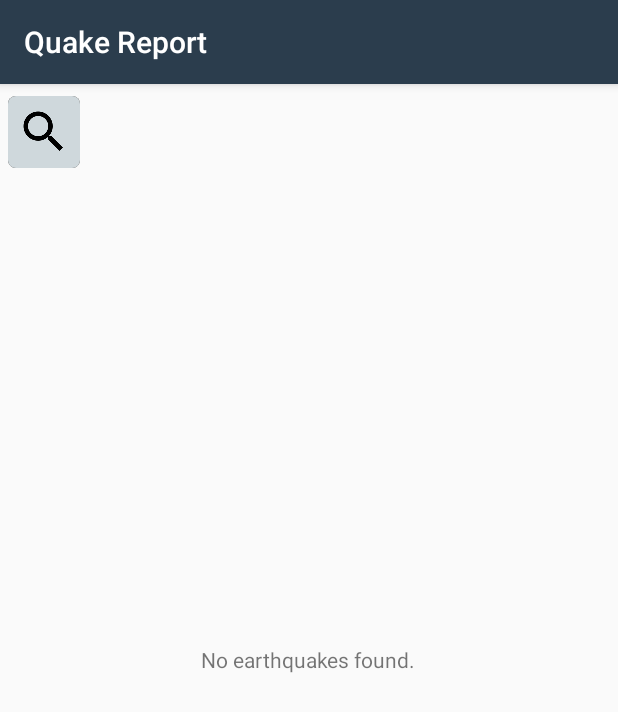
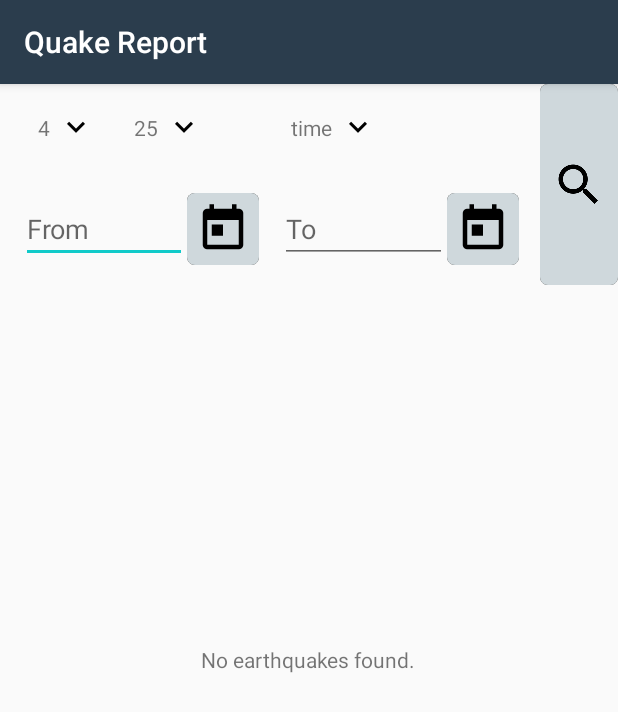
Before and after one commit to samhoffman848/udacity, an Android app: the screen it shows after launch (EarthquakeActivity), after a tap on "Search", on a phone screen of 412 x 824 dp. Shown: the top 712 px of the screen. Run offline under Robolectric (Android 15) with nearby library versions, the phone set to English and light mode, and no system bars.

Commit message:
update to allow user input for new searches

```diff
--- a/QuakeReport/app/src/main/java/com/example/android/quakereport/EarthquakeActivity.java
+++ b/QuakeReport/app/src/main/java/com/example/android/quakereport/EarthquakeActivity.java
@@ -27,16 +27,23 @@ import android.os.Bundle;
 import android.support.v7.app.AppCompatActivity;
 import android.view.View;
 import android.widget.AdapterView;
+import android.widget.ArrayAdapter;
 import android.widget.ListView;
 import android.widget.ProgressBar;
+import android.widget.Spinner;
 import android.widget.TextView;
 
 import java.util.ArrayList;
+import java.util.Arrays;
 import java.util.List;
 
 public class EarthquakeActivity extends AppCompatActivity implements LoaderCallbacks<List<QuakeItem>>{
     /** URL to query the USGS dataset for earthquake information */
-    private static final String USGS_REQUEST_URL = "https://earthquake.usgs.gov/fdsnws/event/1/query?format=geojson&eventtype=earthquake&orderby=time&minmag=3&limit=25";
+    private static final String USGS_BASE_REQUEST_URL = "https://earthquake.usgs.gov/fdsnws/event/1/query?format=geojson&eventtype=earthquake";
+
+    private String mOrderBy = "time";
+    private String mMinMag = "4";
+    private String mLimit = "25";
 
     public static final String LOG_TAG = EarthquakeActivity.class.getName();
 
@@ -44,12 +51,28 @@ public class EarthquakeActivity extends AppCompatActivity implements LoaderCallb
 
     private QuakeAdapter mAdapter;
     private TextView mEmptyListTextView;
-    ProgressBar mProgressBar;
+    private ProgressBar mProgressBar;
+    private Spinner mMagSpinner;
+    private Spinner mLimitSpinner;
+    private Spinner mOrderBySpinner;
 
     @Override
     protected void onCreate(Bundle savedInstanceState) {
         super.onCreate(savedInstanceState);
         setContentView(R.layout.earthquake_activity);
+
+        // Setup Spinners
+        mMagSpinner = (Spinner) findViewById(R.id.magSpinnerView);
+        String[] minMagList = new String[]{"0", "1", "2", "3", "4", "5", "6", "7", "8", "9"};
+        setupSpinnerAdapter(mMagSpinner, minMagList, mMinMag);
+
+        mLimitSpinner = (Spinner) findViewById(R.id.limitSpinnerView);
+        String[] limitList = new String[]{"10", "25", "50", "100"};
+        setupSpinnerAdapter(mLimitSpinner, limitList, mLimit);
+
+        mOrderBySpinner = (Spinner) findViewById(R.id.orderBySpinnerView);
+        String[] orderByList = new String[]{"time", "time-asc", "magnitude", "magnitude-asc"};
+        setupSpinnerAdapter(mOrderBySpinner, orderByList, mOrderBy);
 
         // Create a new {@link ArrayAdapter} of earthquakes
         mAdapter = new QuakeAdapter(this, new ArrayList<QuakeItem>());
@@ -84,8 +107,10 @@ public class EarthquakeActivity extends AppCompatActivity implements LoaderCallb
         boolean isConnected = activeNetwork != null && activeNetwork.isConnected();
 
         if (isConnected){
+            String url = formatUrl();
+
             Bundle bundle = new Bundle();
-            bundle.putString("url", USGS_REQUEST_URL);
+            bundle.putString("url", url);
 
             LoaderManager loaderManager = getLoaderManager();
             getLoaderManager().initLoader(EARTHQUAKE_LOADER_ID, bundle, this);
@@ -95,17 +120,43 @@ public class EarthquakeActivity extends AppCompatActivity implements LoaderCallb
         }
     }
 
+    private String formatUrl(){
+        String newUrl = USGS_BASE_REQUEST_URL;
+
+        newUrl += "&orderby=" + mOrderBy;
+        newUrl += "&minmag=" + mMinMag;
+        newUrl += "&limit=" + mLimit;
+
+        return newUrl;
+    }
+
+    private void setupSpinnerAdapter(Spinner spinner, String[] listItems, String defaultVal){
+        ArrayAdapter<String> spinnerArrayAdapter = new ArrayAdapter<String>(
+                this, R.layout.spinner_item_arrow, R.id.text_item, listItems
+        );
+        spinnerArrayAdapter.setDropDownViewResource(R.layout.spinner_item);
+        spinner.setAdapter(spinnerArrayAdapter);
+        spinner.setSelection(Arrays.asList(listItems).indexOf(defaultVal));
+    }
+
     public void sendNewRequest(View view){
-        String testUrl = "https://earthquake.usgs.gov/fdsnws/event/1/query?format=geojson&eventtype=earthquake&orderby=time&minmag=2&limit=25";
+        mMinMag = mMagSpinner.getSelectedItem().toString();
+        mLimit = mLimitSpinner.getSelectedItem().toString();
+        mOrderBy = mOrderBySpinner.getSelectedItem().toString();
+
+        String url = formatUrl();
 
         Bundle bundle = new Bundle();
-        bundle.putString("url", testUrl);
+        bundle.putString("url", url);
 
         getLoaderManager().restartLoader(EARTHQUAKE_LOADER_ID, bundle, this);
     }
 
     @Override
     public Loader<List<QuakeItem>> onCreateLoader(int i, Bundle args) {
+        mAdapter.clear();
+        mProgressBar.setVisibility(View.VISIBLE);
+
         String url = args.getString("url");
 
         // Create a new loader for the given URL
--- a/QuakeReport/app/src/main/res/layout/earthquake_activity.xml
+++ b/QuakeReport/app/src/main/res/layout/earthquake_activity.xml
@@ -22,19 +22,94 @@
     <LinearLayout
         android:id="@+id/filtersLayout"
         android:layout_width="match_parent"
-        android:layout_height="64dp"
+        android:layout_height="134dp"
+        android:orientation="horizontal">
+
+        <LinearLayout
+            android:layout_width="0dp"
+            android:layout_height="match_parent"
+            android:layout_weight="1"
+            android:orientation="vertical">
+
+            <LinearLayout
+                android:layout_width="match_parent"
+                android:layout_height="0dp"
+                android:layout_weight="0.8"
                 android:orientation="horizontal"
-        android:padding="5dp">
+                android:padding="@dimen/item_padding">
+
+                <Spinner
+                    android:id="@+id/magSpinnerView"
+                    style="@style/spinnerStyle"/>
+
+                <Spinner
+                    android:id="@+id/limitSpinnerView"
+                    style="@style/spinnerStyle"/>
+
+                <Spinner
+                    android:id="@+id/orderBySpinnerView"
+                    style="@style/spinnerStyle"/>
+            </LinearLayout>
+
+            <LinearLayout
+                android:layout_width="fill_parent"
+                android:layout_height="0dp"
+                android:layout_weight="1"
+                android:orientation="horizontal"
+                android:paddingRight="@dimen/item_padding"
+                android:paddingLeft="@dimen/item_padding">
+
+                <EditText
+                    android:id="@+id/startDateInput"
+                    android:layout_width="0dp"
+                    android:layout_height="wrap_content"
+                    android:layout_weight="1"
+                    android:layout_gravity="center_vertical"
+                    android:hint="From"/>
 
                 <ImageButton
-            android:layout_width="48dp"
-            android:layout_height="48dp"
+                    android:id="@+id/startDateButton"
+                    android:layout_width="@dimen/search_item_height"
+                    android:layout_height="@dimen/search_item_height"
+                    android:layout_gravity="center_vertical"
+                    android:background="@drawable/button"
+                    android:padding="5dp"
+                    android:layout_marginRight="@dimen/item_padding"
+                    android:src="@drawable/ic_today"/>
+
+                <EditText
+                    android:id="@+id/toDateInput"
+                    android:layout_width="0dp"
+                    android:layout_height="wrap_content"
+                    android:layout_weight="1"
+                    android:layout_gravity="center_vertical"
+                    android:hint="To"/>
+
+                <ImageButton
+                    android:id="@+id/toDateButton"
+                    android:layout_width="@dimen/search_item_height"
+                    android:layout_height="@dimen/search_item_height"
+                    android:layout_gravity="center_vertical"
+                    android:background="@drawable/button"
+                    android:padding="5dp"
+                    android:src="@drawable/ic_today"/>
+            </LinearLayout>
+
+        </LinearLayout>
+
+        <LinearLayout
+            android:layout_width="wrap_content"
+            android:layout_height="match_parent"
+            android:gravity="right">
+            <ImageButton
+                android:layout_width="52dp"
+                android:layout_height="match_parent"
                 android:layout_gravity="center_vertical"
                 android:background="@drawable/button"
                 android:src="@drawable/ic_search"
                 android:contentDescription="@string/search"
                 android:onClick="sendNewRequest" />
-
+        </LinearLayout>
     </LinearLayout>
 
     <ListView
@@ -43,6 +118,7 @@
         android:layout_width="match_parent"
         android:layout_height="match_parent"
         android:layout_below="@id/filtersLayout"
+        android:layout_marginTop="@dimen/item_padding_vertical"
         android:divider="@null"
         android:dividerHeight="0dp"/>
 
--- /dev/null
+++ b/QuakeReport/app/src/main/res/layout/spinner_item.xml
@@ -0,0 +1,15 @@
+<?xml version="1.0" encoding="utf-8"?>
+<LinearLayout xmlns:android="http://schemas.android.com/apk/res/android"
+    android:layout_width="match_parent"
+    android:layout_height="match_parent">
+    <TextView
+        android:id="@+id/text_item"
+        android:layout_width="match_parent"
+        android:layout_height="wrap_content"
+        android:paddingTop="10dp"
+        android:paddingBottom="10dp"
+        android:paddingRight="6dp"
+        android:paddingLeft="6dp"
+        android:textAlignment="gravity"
+        android:gravity="center" />
+</LinearLayout>
--- /dev/null
+++ b/QuakeReport/app/src/main/res/layout/spinner_item_arrow.xml
@@ -0,0 +1,15 @@
+<?xml version="1.0" encoding="utf-8"?>
+<LinearLayout xmlns:android="http://schemas.android.com/apk/res/android"
+    android:layout_width="match_parent"
+    android:layout_height="match_parent">
+    <TextView
+        android:id="@+id/text_item"
+        android:layout_width="match_parent"
+        android:layout_height="wrap_content"
+        android:paddingRight="6dp"
+        android:paddingLeft="6dp"
+        android:textAlignment="gravity"
+        android:gravity="center"
+        android:drawablePadding="5dp"
+        android:drawableRight="@drawable/ic_arrow_down"/>
+</LinearLayout>
--- a/QuakeReport/app/src/main/res/values/dimens.xml
+++ b/QuakeReport/app/src/main/res/values/dimens.xml
@@ -4,4 +4,5 @@
     <dimen name="item_padding">14dp</dimen>
     <dimen name="item_padding_vertical">14dp</dimen>
     <dimen name="mag_size">36dp</dimen>
+    <dimen name="search_item_height">48dp</dimen>
 </resources>
--- a/QuakeReport/app/src/main/res/values/strings.xml
+++ b/QuakeReport/app/src/main/res/values/strings.xml
@@ -19,4 +19,7 @@
     <string name="no_earthquake">No earthquakes found.</string>
     <string name="no_connection">No internet connection.</string>
     <string name="search">Search</string>
+
+    <!-- Magnitude Spinner -->
+    <string name="magnitude_prompt">Min Magnitude</string>
 </resources>
--- a/QuakeReport/app/src/main/res/values/styles.xml
+++ b/QuakeReport/app/src/main/res/values/styles.xml
@@ -22,4 +22,16 @@
         <item name="colorAccent">@color/colorAccent</item>
     </style>
 
+    <style name="spinnerStyle">
+        <item name="android:layout_width">wrap_content</item>
+        <item name="android:layout_height">wrap_content</item>
+        <item name="android:layout_gravity">center_vertical</item>
+        <item name="android:background">@null</item>
+        <item name="android:gravity">center</item>
+        <item name="android:dropDownWidth">match_parent</item>
+        <item name="android:overlapAnchor">false</item>
+        <item name="android:layout_marginRight">5dp</item>
+        <item name="android:layout_marginLeft">5dp</item>
+    </style>
+
 </resources>
```
Also changed, not shown: QuakeReport/app/src/main/res/drawable-hdpi/ic_arrow_down.png (added), QuakeReport/app/src/main/res/drawable-hdpi/ic_today.png (added), QuakeReport/app/src/main/res/drawable-mdpi/ic_arrow_down.png (added), QuakeReport/app/src/main/res/drawable-mdpi/ic_today.png (added), QuakeReport/app/src/main/res/drawable-xhdpi/ic_arrow_down.png (added), QuakeReport/app/src/main/res/drawable-xhdpi/ic_today.png (added), QuakeReport/app/src/main/res/drawable-xxhdpi/ic_arrow_down.png (added), QuakeReport/app/src/main/res/drawable-xxhdpi/ic_today.png (added), QuakeReport/app/src/main/res/drawable-xxxhdpi/ic_arrow_down.png (added), QuakeReport/app/src/main/res/drawable-xxxhdpi/ic_today.png (added). Lines whose indentation alone changed are shown as unchanged.
